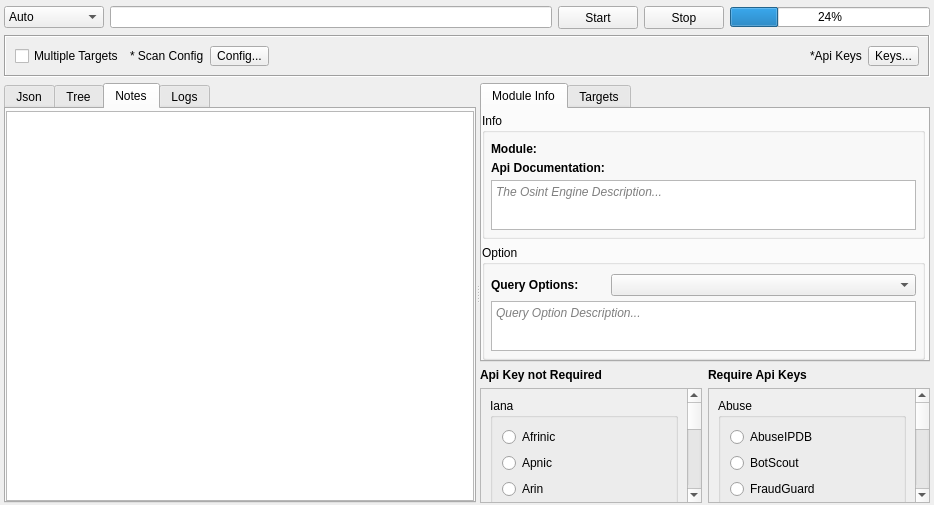
The window that sub3suite/src/engines/raw/Raw.ui (3nock/OTE) describes before a commit, drawn with Qt 5.
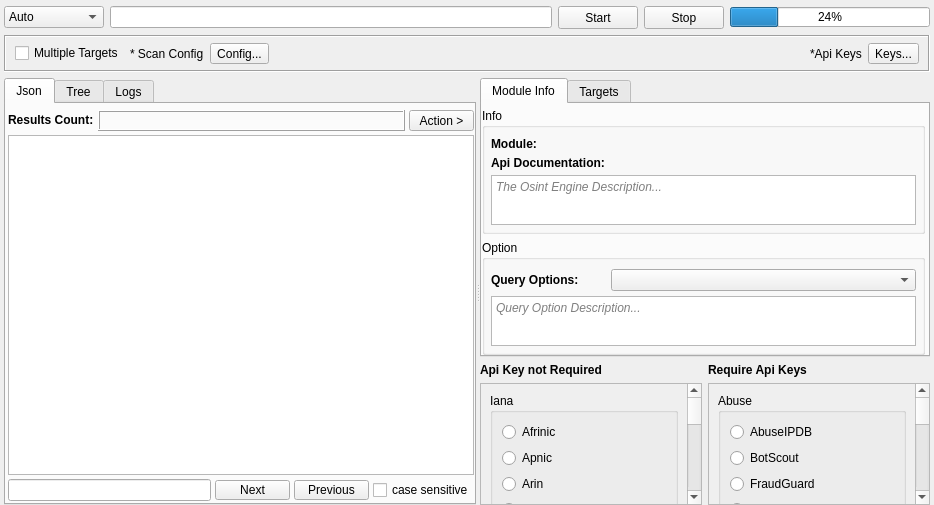
The same window after the commit. The open tabs and pages were chosen to show the change. Custom widgets are drawn as their Qt base class.

Diff of the .ui file:
```diff
--- a/sub3suite/src/engines/raw/Raw.ui
+++ b/sub3suite/src/engines/raw/Raw.ui
@@ -24,7 +24,7 @@
     <number>4</number>
    </property>
    <property name="bottomMargin">
-    <number>2</number>
+    <number>0</number>
    </property>
    <item>
     <layout class="QHBoxLayout" name="horizontalLayout">
@@ -99,26 +99,26 @@
     </layout>
    </item>
    <item>
-    <widget class="QFrame" name="frame">
-     <property name="sizePolicy">
-      <sizepolicy hsizetype="Preferred" vsizetype="Fixed">
-       <horstretch>0</horstretch>
-       <verstretch>0</verstretch>
-      </sizepolicy>
-     </property>
-     <property name="minimumSize">
-      <size>
-       <width>0</width>
-       <height>42</height>
-      </size>
-     </property>
+    <widget class="QFrame" name="">
      <property name="frameShape">
       <enum>QFrame::Box</enum>
      </property>
      <property name="frameShadow">
       <enum>QFrame::Sunken</enum>
      </property>
-     <layout class="QHBoxLayout" name="horizontalLayout_12">
+     <layout class="QHBoxLayout" name="horizontalLayout_3">
+      <property name="leftMargin">
+       <number>9</number>
+      </property>
+      <property name="topMargin">
+       <number>6</number>
+      </property>
+      <property name="rightMargin">
+       <number>9</number>
+      </property>
+      <property name="bottomMargin">
+       <number>6</number>
+      </property>
       <item>
        <widget class="QCheckBox" name="checkBoxMultipleTargets">
         <property name="text">
@@ -424,28 +424,6 @@
         </item>
        </layout>
       </widget>
-      <widget class="QWidget" name="tabNotes">
-       <attribute name="title">
-        <string>Notes</string>
-       </attribute>
-       <layout class="QVBoxLayout" name="verticalLayout_11">
-        <property name="leftMargin">
-         <number>0</number>
-        </property>
-        <property name="topMargin">
-         <number>2</number>
-        </property>
-        <property name="rightMargin">
-         <number>0</number>
-        </property>
-        <property name="bottomMargin">
-         <number>0</number>
-        </property>
-        <item>
-         <widget class="QPlainTextEdit" name="plainTextEditNotes"/>
-        </item>
-       </layout>
-      </widget>
       <widget class="QWidget" name="tabLogs">
        <attribute name="title">
         <string>Logs</string>
@@ -1007,7 +985,7 @@
               <property name="geometry">
                <rect>
                 <x>0</x>
-                <y>-1258</y>
+                <y>0</y>
                 <width>183</width>
                 <height>1501</height>
                </rect>
```
